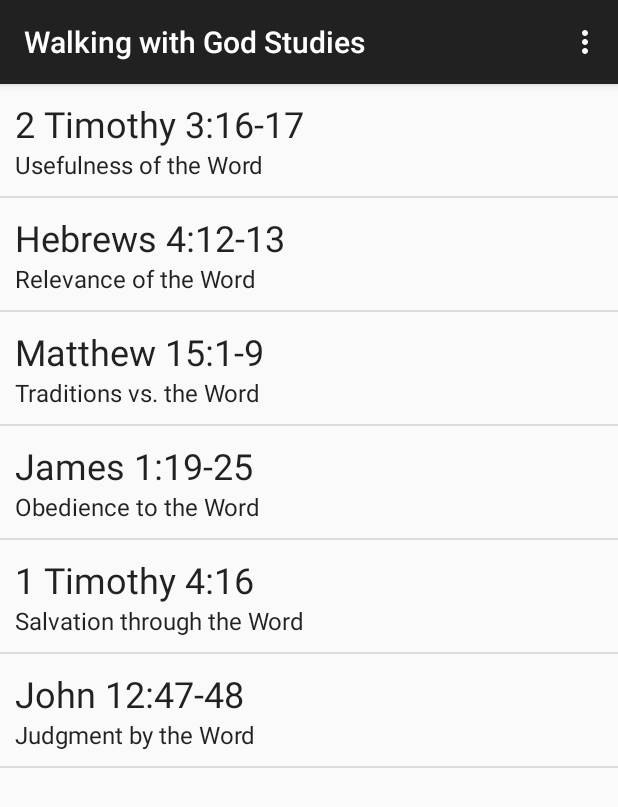
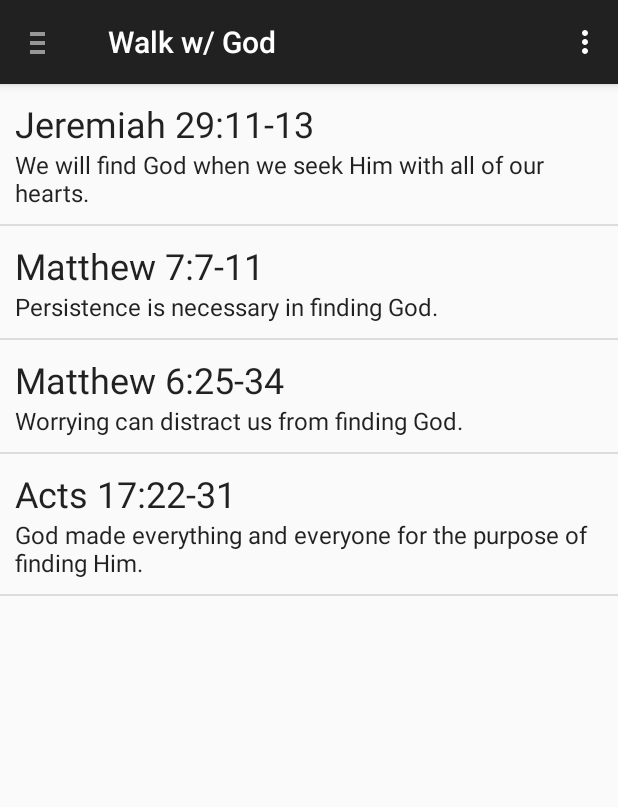
Before and after one commit to neiljaywarner/walking_with_God_studies, an Android app: the screen it shows after launch (MainActivity), on a phone screen of 412 x 824 dp. Shown: the top 807 px of the screen. Run offline under Robolectric (Android 15) with nearby library versions, the phone set to English and light mode, and no system bars.

Commit message:
Basic navigation drawer works.

```diff
--- a/app/build.gradle
+++ b/app/build.gradle
@@ -23,5 +23,7 @@ dependencies {
     compile fileTree(dir: 'libs', include: ['*.jar'])
     compile 'com.android.support:appcompat-v7:21.0.3'
     compile 'com.squareup.retrofit:retrofit:1.9.0'
+    compile 'com.android.support:design:22.2.0';
+
 
 }
--- a/app/src/main/java/com/njwapps/walkingwithgodstudies/MainActivity.java
+++ b/app/src/main/java/com/njwapps/walkingwithgodstudies/MainActivity.java
@@ -1,17 +1,82 @@
 package com.njwapps.walkingwithgodstudies;
 
+import android.os.Bundle;
+import android.support.design.widget.NavigationView;
+import android.support.v4.app.FragmentManager;
+import android.support.v4.view.GravityCompat;
+import android.support.v4.widget.DrawerLayout;
+import android.support.v7.app.ActionBar;
 import android.support.v7.app.ActionBarActivity;
-import android.os.Bundle;
 import android.view.Menu;
 import android.view.MenuItem;
 
 public class MainActivity extends ActionBarActivity {
 
+
+//TODO: OPen drawer on first app open (with shared preferences)
+
+
+    private DrawerLayout mDrawerLayout;
+    private ActionBar actionBar;
+
     @Override
     protected void onCreate(Bundle savedInstanceState) {
         super.onCreate(savedInstanceState);
         setContentView(R.layout.activity_main);
+
+        //  final Toolbar toolbar = (Toolbar) findViewById(R.id.toolbar);
+        //  setSupportActionBar(toolbar);
+        //TODO: Use later for material design goodness.
+        actionBar = getSupportActionBar();
+
+        if (actionBar != null) {
+            actionBar.setHomeAsUpIndicator(R.drawable.ic_drawer);
+
+            actionBar.setDisplayHomeAsUpEnabled(true);
+        }
+        mDrawerLayout = (DrawerLayout) findViewById(R.id.drawer_layout);
+        final NavigationView view = (NavigationView) findViewById(R.id.navigation_view);
+        view.setNavigationItemSelectedListener(new NavigationView.OnNavigationItemSelectedListener() {
+            @Override
+            public boolean onNavigationItemSelected(MenuItem menuItem) {
+                actionBar.setTitle(menuItem.getTitle());
+                showSection(menuItem.getOrder());
+                menuItem.setChecked(true);
+                mDrawerLayout.closeDrawers();
+                return true;
+            }
+        });
+
+        showSection(0); //show first section/study/
+
+
     }
+
+    @Override
+    public boolean onOptionsItemSelected(MenuItem item) {
+
+        switch (item.getItemId()) {
+            case android.R.id.home:
+                mDrawerLayout.openDrawer(GravityCompat.START);
+                return true;
+            case R.id.action_settings:
+        }
+
+        return super.onOptionsItemSelected(item);
+    }
+
+
+    private void showSection(int position) {
+        // update the main content by replacing fragments
+        FragmentManager fragmentManager = getSupportFragmentManager();
+        fragmentManager.beginTransaction()
+                .replace(R.id.container, MainActivityFragment.newInstance(position))
+                .commit();
+
+
+    }
+
+
 
 
     @Override
@@ -21,18 +86,5 @@ public class MainActivity extends ActionBarActivity {
         return true;
     }
 
-    @Override
-    public boolean onOptionsItemSelected(MenuItem item) {
-        // Handle action bar item clicks here. The action bar will
-        // automatically handle clicks on the Home/Up button, so long
-        // as you specify a parent activity in AndroidManifest.xml.
-        int id = item.getItemId();
 
-        //noinspection SimplifiableIfStatement
-        if (id == R.id.action_settings) {
-            return true;
-        }
-
-        return super.onOptionsItemSelected(item);
-    }
 }
--- a/app/src/main/java/com/njwapps/walkingwithgodstudies/MainActivityFragment.java
+++ b/app/src/main/java/com/njwapps/walkingwithgodstudies/MainActivityFragment.java
@@ -27,9 +27,14 @@ import java.util.List;
  */
 public class MainActivityFragment extends Fragment {
 
-
+    /**
+     * The fragment argument representing the section number for this
+     * fragment.
+     */
+    private static final String ARG_SECTION_NUMBER = "section_number";
     VerseListAdapter mAdapter;
     StudiesList mStudiesList;
+    private int mSectionNumber;
     /**
      * The fragment's ListView/GridView.
      */
@@ -38,22 +43,26 @@ public class MainActivityFragment extends Fragment {
     public MainActivityFragment() {
     }
 
-    @Override
-    public void onActivityCreated(Bundle savedInstanceState) {
-        super.onActivityCreated(savedInstanceState);
 
-        //TODO: Set Empty Text.
+    /**
+     * Returns a new instance of this fragment for the given section
+     * number.
+     */
+    public static MainActivityFragment newInstance(int sectionNumber) {
+        MainActivityFragment fragment = new MainActivityFragment();
+        Bundle args = new Bundle();
+        args.putInt(ARG_SECTION_NUMBER, sectionNumber);
+        fragment.setArguments(args);
+        return fragment;
+    }
 
-        // Create an empty adapter we will use to display the loaded data.
-
-
-    }
 
     //TODO: newInstance method
     @Override
     public void onCreate(Bundle savedInstanceState) {
         super.onCreate(savedInstanceState);
         // get args
+        mSectionNumber = getArguments().getInt(ARG_SECTION_NUMBER);
         InputStream is= null;
         InputStreamReader inputStreamReader = null;
         GsonBuilder builder = new GsonBuilder();
@@ -94,7 +103,7 @@ public class MainActivityFragment extends Fragment {
 
         //progress bar?
 
-        Study study = mStudiesList.studies.get(1); //for test purposes.
+        Study study = mStudiesList.studies.get(mSectionNumber); //for test purposes.
 
         mAdapter.setData(study.getItems());
 
--- a/app/src/main/res/layout/activity_main.xml
+++ b/app/src/main/res/layout/activity_main.xml
@@ -1,5 +1,30 @@
-<fragment xmlns:android="http://schemas.android.com/apk/res/android"
-    xmlns:tools="http://schemas.android.com/tools" android:id="@+id/fragment"
-    android:name="com.njwapps.walkingwithgodstudies.MainActivityFragment"
-    tools:layout="@layout/fragment_main" android:layout_width="match_parent"
+<!-- A DrawerLayout is intended to be used as the top-level content view using match_parent for both width and height to consume the full space available. -->
+<android.support.v4.widget.DrawerLayout xmlns:android="http://schemas.android.com/apk/res/android"
+    xmlns:app="http://schemas.android.com/apk/res-auto"
+    xmlns:tools="http://schemas.android.com/tools"
+    android:id="@+id/drawer_layout"
+    android:layout_width="match_parent"
+    android:layout_height="match_parent"
+    tools:context=".MainActivity">
+
+    <!-- As the main content view, the view below consumes the entire
+         space available using match_parent in both dimensions. -->
+    <FrameLayout
+        android:id="@+id/container"
+        android:layout_width="match_parent"
     android:layout_height="match_parent" />
+
+
+    <!-- The drawer is given a fixed width in dp and extends the full height of
+         the container. -->
+    <android.support.design.widget.NavigationView
+        android:id="@+id/navigation_view"
+        android:layout_width="wrap_content"
+        android:layout_height="match_parent"
+        android:layout_gravity="start"
+        app:menu="@menu/drawer" />
+
+    <!-- TODO: put back in         app:headerLayout="@layout/drawer_header" eventually -->
+
+
+</android.support.v4.widget.DrawerLayout>
--- /dev/null
+++ b/app/src/main/res/menu/drawer.xml
@@ -0,0 +1,27 @@
+<?xml version="1.0" encoding="utf-8"?>
+<menu xmlns:android="http://schemas.android.com/apk/res/android">
+    <group android:checkableBehavior="single">
+
+        <item
+            android:id="@+id/drawer_1"
+            android:checked="true"
+            android:icon="@android:drawable/ic_dialog_info"
+            android:orderInCategory="0"
+            android:title="@string/title_section1" />
+
+        <item
+            android:id="@+id/drawer_2"
+            android:icon="@android:drawable/ic_dialog_info"
+            android:orderInCategory="1"
+            android:title="@string/title_section2" />
+        ...
+
+        <item
+            android:id="@+id/drawer_3"
+            android:icon="@android:drawable/ic_dialog_info"
+            android:orderInCategory="2"
+            android:title="@string/title_section3" />
+
+        <!-- TODO: Consider this, do we want to build dynamically? -->
+    </group>
+</menu>
--- a/app/src/main/res/values/strings.xml
+++ b/app/src/main/res/values/strings.xml
@@ -1,5 +1,10 @@
 <resources>
-    <string name="app_name">Walking with God Studies</string>
+    <string name="app_name">Walk w/ God</string>
     <string name="hello_world">Hello world!</string>
     <string name="action_settings">Settings</string>
+    <string name="title_section1">Seeking God.</string>
+    <string name="title_section2">Word of God.</string>
+    <string name="title_section3">Discipleship</string>
+
+
 </resources>
```
Also changed, not shown: app/src/main/res/drawable-hdpi/ic_drawer.png (added), app/src/main/res/drawable-mdpi/ic_drawer.png (added), app/src/main/res/drawable-xhdpi/ic_drawer.png (added), app/src/main/res/drawable-xxhdpi/ic_drawer.png (added), 1 other file.
